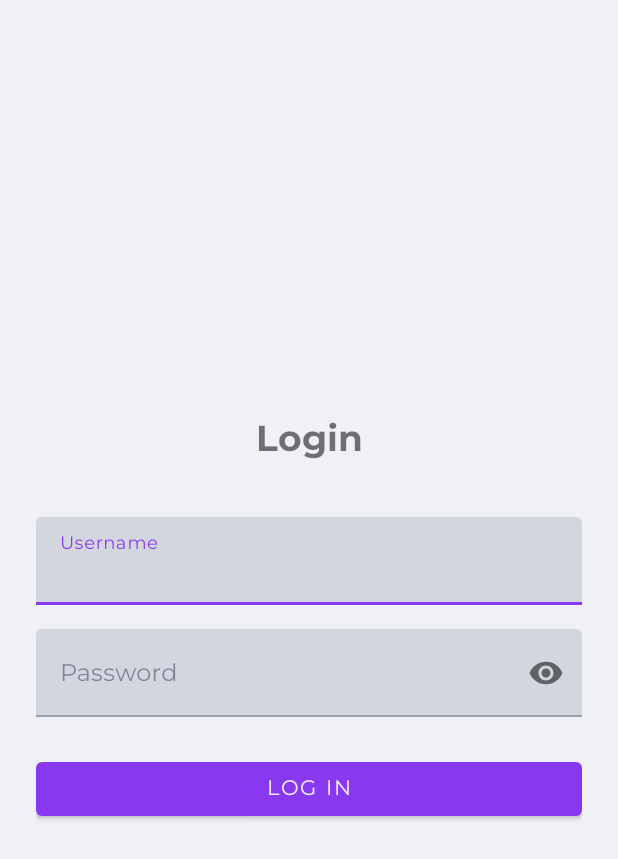
After one commit to trefas/habitat-android, an Android app: the LoginActivity screen opened directly, with no data from a screen before it, on a phone screen of 412 x 824 dp. The commit adds this screen. Shown: the top 859 px of the screen. Run offline under Robolectric (Android 15) with nearby library versions, the phone set to English and light mode, and no system bars.

Commit message:
Add login functionality and fix HTTP cleartext traffic
- Added LoginActivity with username/password input fields
- Implemented login screen layout with Material Design components
- Added authentication flow: MainActivity redirects to LoginActivity on successful health check
- Updated ConnectionConfig to store and manage auth token in SharedPreferences
- Fixed HTTP cleartext traffic issue by adding android:usesCleartextTraffic=true to manifest
- Added proper error handling for login responses (200 OK, 401, 403)
- Implemented JSON parsing for token extraction from server response
- Added comprehensive logging for debugging connection and authentication issues
- Fixed coroutine scope context issue with Intent creation (this@MainActivity)
- Added Russian and English strings for login UI elements
- Prepared client for future server authentication endpoint implementation

Note: Server authentication endpoint (/api/login) not yet implemented on backend.
Client currently handles temporary server behavior (returns 200 OK on all routes).

```diff
--- /dev/null
+++ b/app/src/main/res/layout/activity_login.xml
@@ -0,0 +1,69 @@
+<?xml version="1.0" encoding="utf-8"?>
+<androidx.constraintlayout.widget.ConstraintLayout xmlns:android="http://schemas.android.com/apk/res/android"
+    xmlns:app="http://schemas.android.com/apk/res-auto"
+    android:layout_width="match_parent"
+    android:layout_height="match_parent"
+    android:padding="24dp">
+
+    <TextView
+        android:id="@+id/tvLoginTitle"
+        android:layout_width="wrap_content"
+        android:layout_height="wrap_content"
+        android:text="@string/login_title"
+        android:textSize="24sp"
+        android:textStyle="bold"
+        app:layout_constraintBottom_toTopOf="@+id/tilUsername"
+        app:layout_constraintEnd_toEndOf="parent"
+        app:layout_constraintStart_toStartOf="parent"
+        app:layout_constraintTop_toTopOf="parent"
+        app:layout_constraintVertical_chainStyle="packed" />
+
+    <com.google.android.material.textfield.TextInputLayout
+        android:id="@+id/tilUsername"
+        android:layout_width="match_parent"
+        android:layout_height="wrap_content"
+        android:layout_marginTop="32dp"
+        android:hint="@string/hint_username"
+        app:layout_constraintBottom_toTopOf="@+id/tilPassword"
+        app:layout_constraintEnd_toEndOf="parent"
+        app:layout_constraintStart_toStartOf="parent"
+        app:layout_constraintTop_toBottomOf="@+id/tvLoginTitle">
+
+        <com.google.android.material.textfield.TextInputEditText
+            android:id="@+id/etUsername"
+            android:layout_width="match_parent"
+            android:layout_height="wrap_content"
+            android:inputType="text" />
+    </com.google.android.material.textfield.TextInputLayout>
+
+    <com.google.android.material.textfield.TextInputLayout
+        android:id="@+id/tilPassword"
+        android:layout_width="match_parent"
+        android:layout_height="wrap_content"
+        android:layout_marginTop="16dp"
+        android:hint="@string/hint_password"
+        app:passwordToggleEnabled="true"
+        app:layout_constraintBottom_toTopOf="@+id/btnLogin"
+        app:layout_constraintEnd_toEndOf="parent"
+        app:layout_constraintStart_toStartOf="parent"
+        app:layout_constraintTop_toBottomOf="@+id/tilUsername">
+
+        <com.google.android.material.textfield.TextInputEditText
+            android:id="@+id/etPassword"
+            android:layout_width="match_parent"
+            android:layout_height="wrap_content"
+            android:inputType="textPassword" />
+    </com.google.android.material.textfield.TextInputLayout>
+
+    <Button
+        android:id="@+id/btnLogin"
+        android:layout_width="match_parent"
+        android:layout_height="wrap_content"
+        android:layout_marginTop="24dp"
+        android:text="@string/btn_login"
+        app:layout_constraintBottom_toBottomOf="parent"
+        app:layout_constraintEnd_toEndOf="parent"
+        app:layout_constraintStart_toStartOf="parent"
+        app:layout_constraintTop_toBottomOf="@+id/tilPassword" />
+
+</androidx.constraintlayout.widget.ConstraintLayout>
--- a/app/src/main/res/values/strings.xml
+++ b/app/src/main/res/values/strings.xml
@@ -13,4 +13,13 @@
     <string name="toast_settings_saved">Settings saved</string>
     <string name="toast_connection_success">Connection successful!</string>
     <string name="toast_connection_failed">Connection failed</string>
+    <string name="login_title">Login</string>
+    <string name="hint_username">Username</string>
+    <string name="hint_password">Password</string>
+    <string name="btn_login">Log In</string>
+    <string name="error_empty_fields">Please fill in all fields</string>
+    <string name="error_auth_failed">Invalid username or password</string>
+    <string name="error_network">Network error</string>
+    <string name="welcome_message">Welcome, %1$s!</string>
+    <string name="btn_logout">Log Out</string>
 </resources>
--- a/build.gradle
+++ b/build.gradle
@@ -1,12 +1,12 @@
 // Top-level build file where you can add configuration options common to all sub-projects/modules.
 buildscript {
-    ext.kotlin_version = "2.0.21"
+    ext.kotlin_version = '2.2.10'
     repositories {
         google()
         mavenCentral()
     }
     dependencies {
-        classpath 'com.android.tools.build:gradle:8.13.2'
+        classpath 'com.android.tools.build:gradle:9.5.1'
         classpath "org.jetbrains.kotlin:kotlin-gradle-plugin:$kotlin_version"
     }
 }
```
Also changed, not shown: app/src/main/AndroidManifest.xml (+7 -2 lines), app/src/main/java/com/habitat/android/ConnectionConfig.kt (+8 -0 lines), app/src/main/java/com/habitat/android/LoginActivity.kt (added, +138 -0 lines), app/src/main/java/com/habitat/android/MainActivity.kt (+20 -6 lines), gradle.properties (+10 -0 lines), gradle/wrapper/gradle-wrapper.properties, 1 other file.
